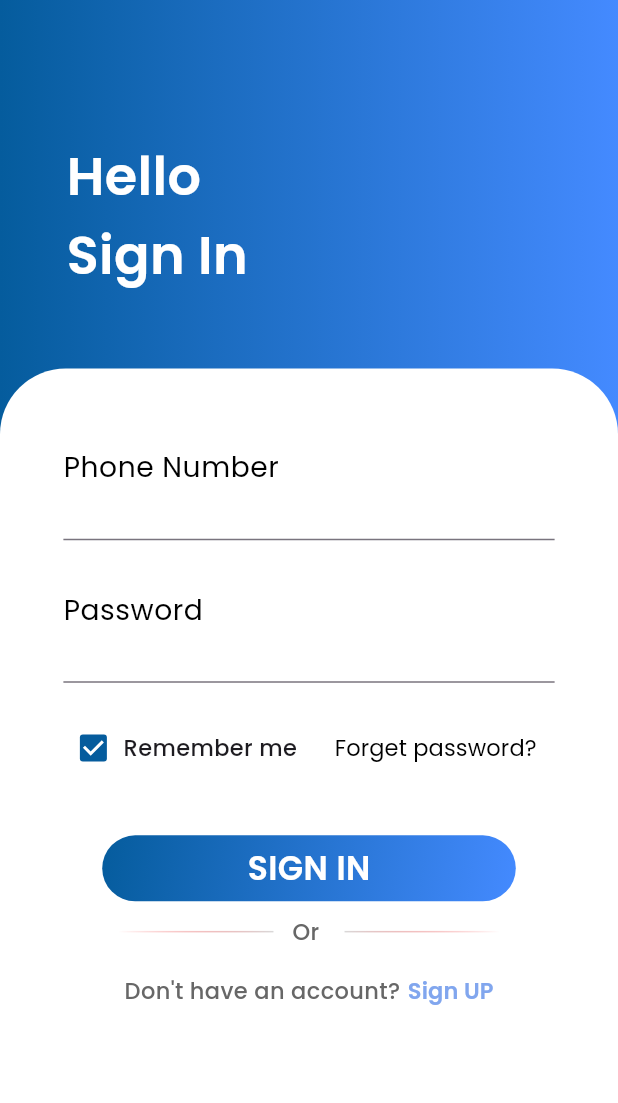
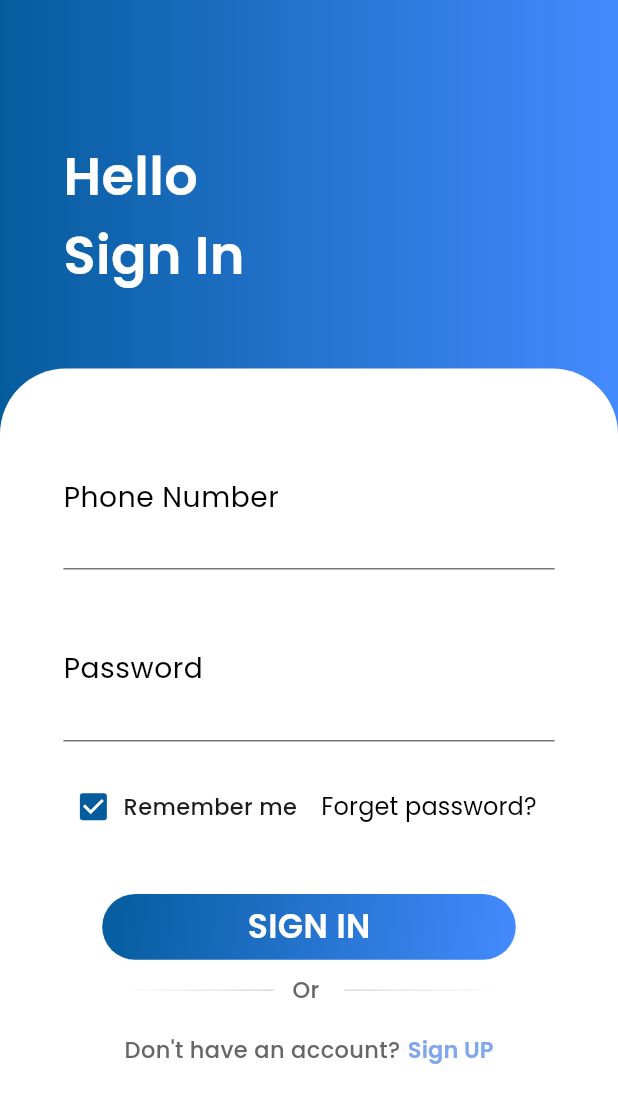
Before and after one commit to AbhiramiRenjith/lottery_application, a Flutter app: the WelcomeScreen screen opened directly, after a tap on "SIGN IN", on a phone screen of 412 x 824 dp. Shown: the top 1103 px of the screen. Run offline on Flutter 3.47's test engine with Material 3 defaults, Android fonts, the phone set to English and light mode, and no system bars; our stand-ins replace carousel_slider, flutter_screenutil, google_fonts.

Commit message:
ui updation

```diff
--- a/lib/Authentication/views/signin_screen.dart
+++ b/lib/Authentication/views/signin_screen.dart
@@ -20,6 +20,8 @@ class SigninScreen extends StatelessWidget {
       title: TextConstants.helloSignin,
       child: Form(
         key: _formKey,
+        child: Padding(
+          padding:  EdgeInsets.only(top: 20.h),
           child: Column(
             children: [
               CustomTextField(
@@ -27,7 +29,7 @@ class SigninScreen extends StatelessWidget {
                 keyboardType: TextInputType.phone,
                 controller: _phoneNumberController,
               ),
-            SizedBox(height: 30.h),
+              SizedBox(height: 50.h),
               CustomTextField(
                 labelText: TextConstants.password,
                 obscureText: true,
@@ -45,7 +47,6 @@ class SigninScreen extends StatelessWidget {
                           value: true,
                           onChanged: (value) {},
                           activeColor: ColorConstants.gradientDarkBlue,
-
                           materialTapTargetSize: MaterialTapTargetSize.shrinkWrap,
                         ),
                       ),
@@ -58,6 +59,7 @@ class SigninScreen extends StatelessWidget {
                       ),
                     ],
                   ),
+
                   TextButton(
                     onPressed: () {
                       Navigator.pushNamed(context, '/forget_password');
@@ -67,21 +69,20 @@ class SigninScreen extends StatelessWidget {
                       style: GoogleFonts.poppins(
                         color: ColorConstants.blackColor,
                         fontWeight: FontWeight.w400,
-                      fontSize: 15,
+                        fontSize: 16,
                       ),
                     ),
                   ),
                 ],
               ),
-
               SizedBox(height: 35.h),
-
               CustomButton(text: TextConstants.signIn, onPressed: () {}),
               SizedBox(height: 10.h),
               DonthaveaccountTextWidget(),
             ],
           ),
         ),
+      ),
     );
   }
 }
--- a/lib/Authentication/widgets/custom_textfield.dart
+++ b/lib/Authentication/widgets/custom_textfield.dart
@@ -27,7 +27,7 @@ class CustomTextField extends StatelessWidget {
 
       style: GoogleFonts.poppins(
         color: ColorConstants.labelColor,
-        fontSize: 18,
+        fontSize:18 ,
         fontWeight: FontWeight.w400,
       ),
       decoration: InputDecoration(
@@ -38,9 +38,8 @@ class CustomTextField extends StatelessWidget {
           fontWeight: FontWeight.w400,
         ),
         floatingLabelBehavior: FloatingLabelBehavior.always,
-
         focusedBorder: const UnderlineInputBorder(
-          borderSide: BorderSide(color: ColorConstants.borderColor),
+          borderSide: BorderSide(color: ColorConstants.tfborderGreyColor),
         ),
         suffixIcon: suffixIcon,
       ),
--- a/lib/common_widgets/bg_container_widget.dart
+++ b/lib/common_widgets/bg_container_widget.dart
@@ -36,7 +36,7 @@ class BackgroundContainerWidget extends StatelessWidget {
                     crossAxisAlignment: CrossAxisAlignment.start,
                     children: [
                       Padding(
-                        padding: EdgeInsets.only(left: 42.w, top: 93.h),
+                        padding: EdgeInsets.only(left: 40.w, top: 93.h),
                         child: Text(
                           title,
                           style: GoogleFonts.poppins(
--- a/lib/common_widgets/dont_have_account_text_widget.dart
+++ b/lib/common_widgets/dont_have_account_text_widget.dart
@@ -75,13 +75,12 @@ class DonthaveaccountTextWidget extends StatelessWidget {
               style: TextButton.styleFrom(
                 padding: EdgeInsets.zero,
                 minimumSize: const Size(0, 0),
-                // tapTargetSize: MaterialTapTargetSize.shrinkWrap,
               ),
               onPressed: () {},
               child: Text(
                 TextConstants.signUpTextButton,
                 style: GoogleFonts.poppins(
-                  color: ColorConstants.textbuttonColor,
+                  color: ColorConstants.blueTextButton,
                   fontWeight: FontWeight.w600,
                   fontSize: 15,
                 ),
--- a/lib/constants/color_constants.dart
+++ b/lib/constants/color_constants.dart
@@ -6,14 +6,20 @@ class ColorConstants {
   static const whiteColor = Color(0xFFFFFFFF);
   static const transparent = Colors.transparent;
   static const blackColor = Color(0XFF000000);
+  static const labelColor = Color(0xFF888888);
+  static const  tfborderGreyColor = Color(0xFFC1C1C1);
   static const gradientDarkGrey = Color.fromRGBO(217, 217, 217, 1);
-  static const gradientLigntgrey = Color.fromRGBO(248, 50, 50, 0);
+  static const gradientLigntgrey = Color.fromRGBO(217, 217, 217, 0);
   static const greyColor = Color(0xFF676767);
-  static const textbuttonColor = Color(0xFF81A6EE);
-  static const labelColor = Color(0xFF888888);
-  static const borderColor = Color(0xFFC1C1C1);
+  static const greyText =Color(0XFF817E7E);
+  static const redColor = Color(0XFFFF0D0D);
   static const otpBoxColr = Color(0XFFD4D4D4);
-  static const redColor = Color(0XFFFF0D0D);
+  static const blueTextButton = Color(0xFF81A6EE);
+
+
+
+
+
   static const shadowClr = Color(0x40000000);
   static const blueColor = Color(0XFF1976D2);
   static const homeGradientLightBlue = Color(0XFF66BDFF);
--- a/lib/main.dart
+++ b/lib/main.dart
@@ -46,7 +46,7 @@ class MyApp extends StatelessWidget {
             '/lotteryResult':(context) => LotteryResultScreen(),
             '/history':(context) => HistoryScreen(),
           },
-          initialRoute: '/history',
+          initialRoute: '/bottomNav',
         );
       },
     );
--- a/lib/resultScreen/widget/consolation_prize.dart
+++ b/lib/resultScreen/widget/consolation_prize.dart
@@ -74,15 +74,15 @@ class ConsolationPrize extends StatelessWidget {
             child: Table(
               border: TableBorder(
                 top: BorderSide(
-                  color: ColorConstants.borderColor,
+                  color: ColorConstants.tfborderGreyColor,
                   width: .5.w,
                 ),
                 horizontalInside: BorderSide(
-                  color: ColorConstants.borderColor,
+                  color: ColorConstants.tfborderGreyColor,
                   width: .5.w,
                 ),
                 verticalInside: BorderSide(
-                  color: ColorConstants.borderColor,
+                  color: ColorConstants.tfborderGreyColor,
                   width: .5.w,
                 ),
               ),
```
Also changed, not shown: lib/Authentication/views/create_account_screen.dart (+5 -4 lines), lib/Authentication/views/verify_account_screen.dart (+8 -7 lines). Lines whose indentation alone changed are shown as unchanged.
